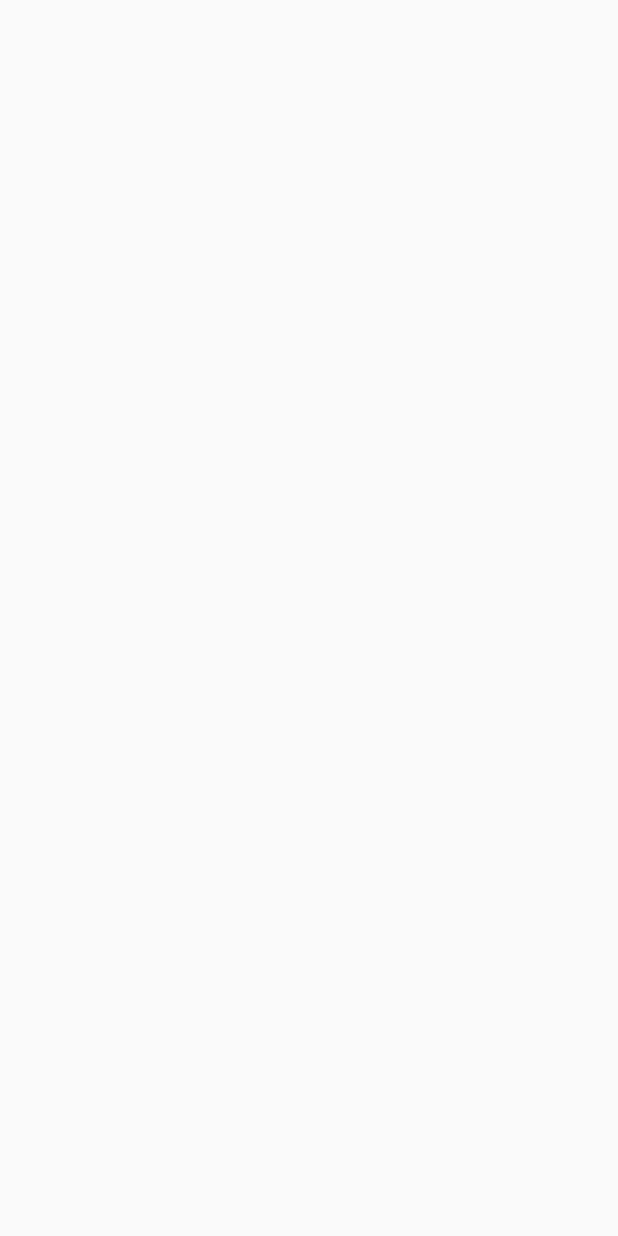
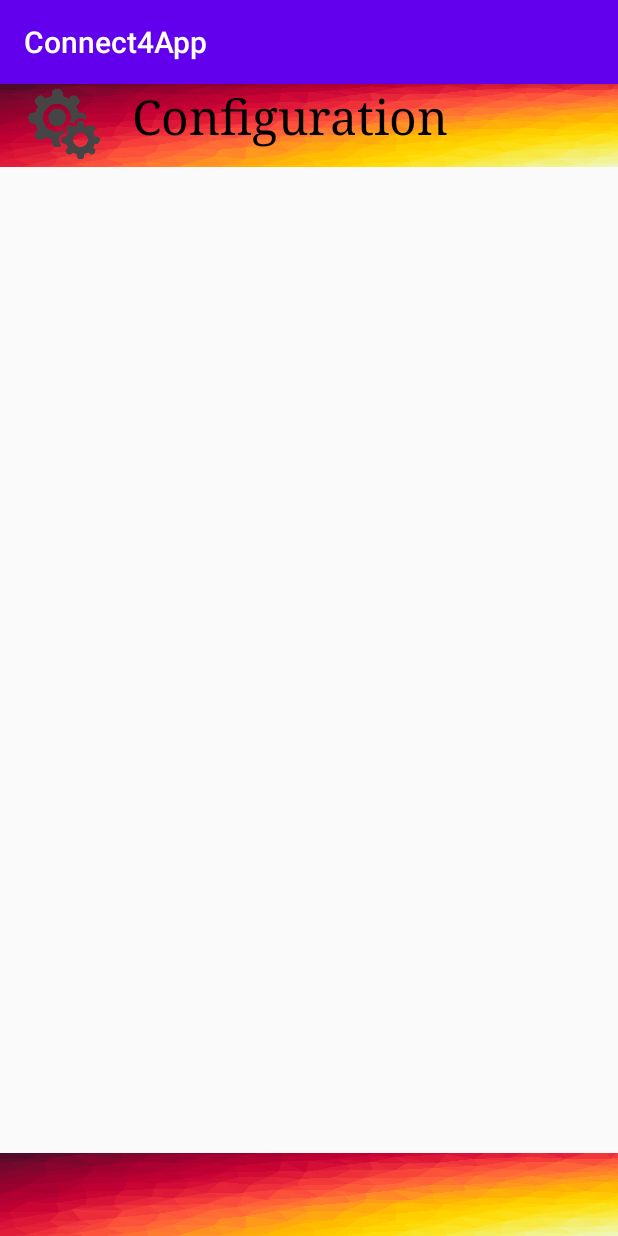
Before and after one commit to Navy22junda/Connect4, an Android app: the Configuration screen opened directly, with no data from a screen before it, on a phone screen of 412 x 824 dp. Before the commit the screen is empty. Run offline under Robolectric (Android 15) with nearby library versions, the phone set to English and light mode, and no system bars.

Commit message:
Afegit la interficie mes lletja

```diff
--- a/App/app/src/main/java/com/example/connect4app/Configuration.java
+++ b/App/app/src/main/java/com/example/connect4app/Configuration.java
@@ -4,12 +4,15 @@ import android.app.Activity;
 import android.os.Bundle;
 
 import androidx.annotation.Nullable;
+import androidx.appcompat.app.AppCompatActivity;
 
-public class Configuration extends Activity {
+public class Configuration extends AppCompatActivity {
 
     @Override
     protected void onCreate(@Nullable Bundle savedInstanceState) {
         super.onCreate(savedInstanceState);
         setContentView(R.layout.activity_configuration);
+
+
     }
 }
--- a/App/app/src/main/res/layout/activity_configuration.xml
+++ b/App/app/src/main/res/layout/activity_configuration.xml
@@ -1,6 +1,41 @@
 <?xml version="1.0" encoding="utf-8"?>
-<androidx.constraintlayout.widget.ConstraintLayout
-    xmlns:android="http://schemas.android.com/apk/res/android" android:layout_width="match_parent"
-    android:layout_height="match_parent">
+<androidx.constraintlayout.widget.ConstraintLayout xmlns:android="http://schemas.android.com/apk/res/android"
+    android:layout_width="match_parent"
+    android:layout_height="match_parent"
+    xmlns:app="http://schemas.android.com/apk/res-auto">
 
+    <LinearLayout
+        android:id="@+id/linearLayout2"
+        android:layout_width="match_parent"
+        android:layout_height="55dp"
+        android:background="@drawable/backgroundheading"
+        android:orientation="horizontal"
+        app:layout_constraintStart_toStartOf="parent"
+        app:layout_constraintTop_toTopOf="parent">
+
+        <ImageView
+            android:layout_width="88dp"
+            android:layout_height="match_parent"
+            android:src="@drawable/configuration" />
+
+        <TextView
+            android:id="@+id/messageMainPage"
+            android:layout_width="248dp"
+            android:layout_height="match_parent"
+            android:text="@string/messageConfiguration"
+            android:textColor="#000000"
+            android:textSize="32dp"
+            android:typeface="serif" />
+    </LinearLayout>
+
+    <LinearLayout
+        android:id="@+id/linearLayout3"
+        android:layout_width="match_parent"
+        android:layout_height="55dp"
+        android:background="@drawable/backgroundheading"
+        android:orientation="horizontal"
+        app:layout_constraintBottom_toBottomOf="parent"
+        app:layout_constraintStart_toStartOf="parent"
+        app:layout_constraintTop_toTopOf="parent"
+        app:layout_constraintVertical_bias="1.0"/>
 </androidx.constraintlayout.widget.ConstraintLayout>
--- a/App/app/src/main/res/values/strings.xml
+++ b/App/app/src/main/res/values/strings.xml
@@ -6,6 +6,7 @@
     <string name="helpButton">Help</string>
     <string name="exitButton">Exit</string>
 
-    <string name="messageMainPage">PRINCIPAL</string>
-
+    <string name="messageMainPage">Main Page</string>
+    <string name="messageHelpPage">Help</string>
+    <string name="messageConfiguration">Configuration</string>
 </resources>
```
Also changed, not shown: App/app/src/main/res/layout/activity_help.xml (+33 -7 lines), App/app/src/main/res/layout/activity_main.xml (+7 -6 lines), App/app/src/main/res/drawable/configuration.png (added), App/app/src/main/res/drawable/fireflower.jpg (added), App/app/src/main/res/drawable/help.png (added).
